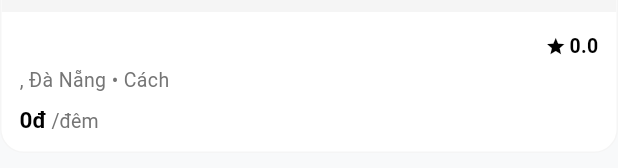
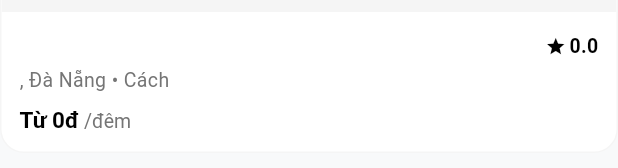
Before and after one commit to KhoiPM23/prm393-group4-mobile-app, a Flutter app: the _PropertyPreviewCardAirbnb widget shown alone on an empty page, opened directly with empty values, on a phone screen of 412 x 824 dp. Shown: the part 222-390 px from the top of the screen. Run offline on Flutter 3.47's test engine with Material 3 defaults, Android fonts, the phone set to English and light mode, and no system bars; our stand-ins replace flutter_bloc, flutter_map, geolocator, latlong2; network calls fail; Roboto replaces fonts that are missing (BeVietnamPro).

```diff
--- a/lib/presentation/module_3_map/explore_map_screen.dart
+++ b/lib/presentation/module_3_map/explore_map_screen.dart
@@ -542,7 +542,7 @@ class _PropertyPreviewCardAirbnb extends StatelessWidget {
                       text: TextSpan(children: [
                         TextSpan(
                             text:
-                                '${property.pricePerNight.toStringAsFixed(0).replaceAllMapped(RegExp(r"(\d{1,3})(?=(\d{3})+(?!\d))"), (m) => "${m[1]}.")}đ',
+                                'Từ ${property.pricePerNight.toStringAsFixed(0).replaceAllMapped(RegExp(r"(\d{1,3})(?=(\d{3})+(?!\d))"), (m) => "${m[1]}.")}đ',
                             style: const TextStyle(
                                 fontWeight: FontWeight.bold,
                                 color: Colors.black,
```
Also changed, not shown: 1 other file.
